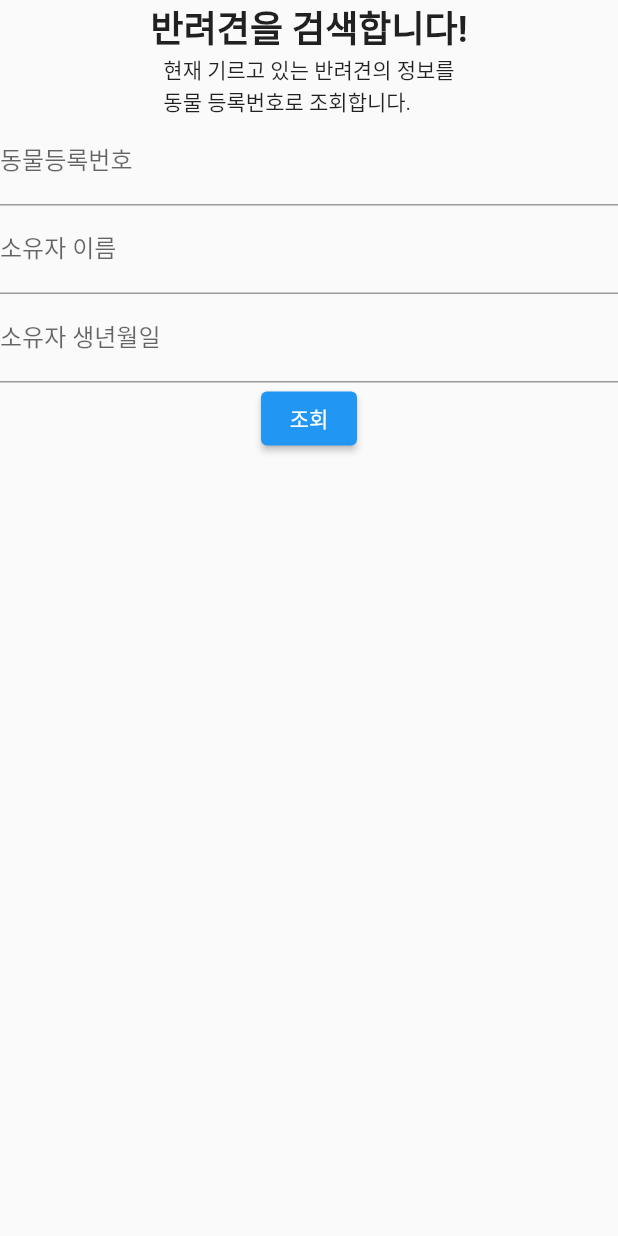
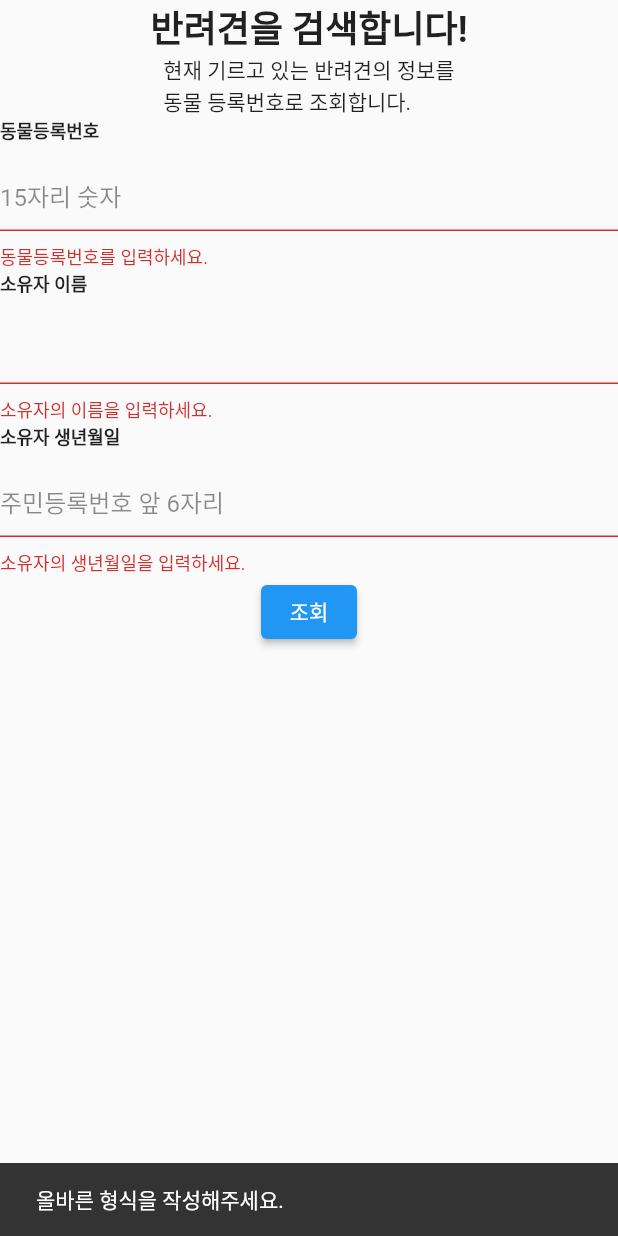
Before and after one commit to Junyoung-WON/To-Gather-Together, a Flutter app: the GetDogInfoPage screen opened directly, after a tap on "조회", on a phone screen of 412 x 824 dp. Run offline on Flutter 3.47's test engine with Material 2 defaults, Android fonts, the phone set to English and light mode, and no system bars; our stand-ins replace flutter_secure_storage; missing offline and left inert: flutter_naver_login, kakao_flutter_sdk; accounts and stored records are empty.

Commit message:
[RENAME] add folders and move files for their features

```diff
--- a/lib/dog_info.dart
+++ /dev/null
@@ -1,60 +0,0 @@
-import 'package:flutter/material.dart';
-import 'package:to_gather_together/http/http.dart';
-
-class GetDogInfoPage extends StatelessWidget {
-  const GetDogInfoPage({super.key});
-
-  @override
-  Widget build(BuildContext context) {
-    return SingleChildScrollView(
-      child: Column(children: [
-        // 상단 제목 및 설명
-        SizedBox(
-          child: Column(
-            children: const [
-              Text(
-                '반려견을 검색합니다!',
-                style: TextStyle(fontWeight: FontWeight.bold, fontSize: 24),
-              ),
-              Text('현재 기르고 있는 반려견의 정보를\n동물 등록번호로 조회합니다.')
-            ],
-          ),
-        ),
-
-        // 입력 필드
-        Form(
-          child: Column(
-            children: [
-              TextFormField(
-                decoration: InputDecoration(
-                  label: Text('동물등록번호'),
-                ),
-              ),
-              TextFormField(
-                decoration: InputDecoration(
-                  label: Text('소유자 이름'),
-                ),
-              ),
-              TextFormField(
-                decoration: InputDecoration(
-                  label: Text('소유자 생년월일'),
-                ),
-              ),
-            ],
-          ),
-        ),
-
-        // 버튼?
-        ElevatedButton(
-          onPressed: () {
-            // 제출 및 동물 등록 조회
-            getAnimalInfoReq('동물 등록 번호','소유자 이름');
-          },
-          child: Text('조회'),
-        ),
-
-        // 하단 추가 설명 : 조회하는 이유 등
-      ]),
-    );
-  }
-}
--- a/lib/http/http.dart
+++ b/lib/http/http.dart
@@ -36,7 +36,7 @@ Future<dynamic> getWeatherReq() async {
   return null;
 }
 
-Future<dynamic> getAnimalInfoReq(String regNo, String ownerName) async {
+Future<dynamic> getAnimalInfoReq(String regNo, String ownerName, String ownerBirth) async {
   String serviceKey =
       'YA+ukx3XZMaIWy4wjnEJIdCj94eQtJdQIjz4SO95oT1ScO8eyBJVQIxvZZvBf07rQPMIsVeT1knarShG9t0pTA==';
   var uri = Uri.http('apis.data.go.kr', '1543061/animalInfoSrvc/animalInfo', {
@@ -49,7 +49,7 @@ Future<dynamic> getAnimalInfoReq(String regNo, String ownerName) async {
     // 소유자 이름
     'owner_nm': ownerName,
     // 또는 소유자 생년월일
-    // 'owner_birth': '',
+    'owner_birth': ownerBirth,
     // 응답형태 (XML / JSON)
     '_type': 'json'
   });
--- a/lib/main.dart
+++ b/lib/main.dart
@@ -1,6 +1,7 @@
 import 'package:flutter/material.dart';
 import 'package:kakao_flutter_sdk/kakao_flutter_sdk.dart';
-import 'package:to_gather_together/splsh_screen.dart';
+import 'package:to_gather_together/pages/dog_info_page.dart';
+import 'package:to_gather_together/pages/splsh_screen.dart';
 
 void main() {
   KakaoSdk.init(
@@ -16,7 +17,8 @@ class MyApp extends StatelessWidget {
   Widget build(BuildContext context) {
     return MaterialApp(
       title: '투개더',
-      home: const SplashScreen(),
+      home: GetDogInfoPage(),
+      // home: SplashScreen(),
     );
   }
 }
--- /dev/null
+++ b/lib/pages/dog_info_page.dart
@@ -0,0 +1,149 @@
+import 'package:flutter/material.dart';
+import 'package:to_gather_together/http/http.dart';
+import 'package:to_gather_together/widgets/custom_text_form_field.dart';
+
+class GetDogInfoPage extends StatefulWidget {
+  const GetDogInfoPage({super.key});
+
+  @override
+  State<GetDogInfoPage> createState() => _GetDogInfoPageState();
+}
+
+class _GetDogInfoPageState extends State<GetDogInfoPage> {
+  final _formKey = GlobalKey<FormState>();
+  late FocusNode _nameFocusNode;
+  late FocusNode _birthFocusNode;
+  String _regNo = '';
+  String _ownerName = '';
+  String _ownerBirth = '';
+
+  @override
+  void initState() {
+    _nameFocusNode = FocusNode();
+    _birthFocusNode = FocusNode();
+    super.initState();
+  }
+
+  @override
+  void dispose() {
+    _nameFocusNode.dispose();
+    _birthFocusNode.dispose();
+    super.dispose();
+  }
+
+  @override
+  Widget build(BuildContext context) {
+    return Scaffold(
+      body: SingleChildScrollView(
+        child: Column(children: [
+          // 상단 제목 및 설명
+          SizedBox(
+            child: Column(
+              children: const [
+                Text(
+                  '반려견을 검색합니다!',
+                  style: TextStyle(fontWeight: FontWeight.bold, fontSize: 24),
+                ),
+                Text('현재 기르고 있는 반려견의 정보를\n동물 등록번호로 조회합니다.')
+              ],
+            ),
+          ),
+
+          // 입력 필드
+          Form(
+            key: _formKey,
+            child: Column(
+              children: [
+                // 동물등록번호
+                CustomTextFormField(
+                  label: '동물등록번호',
+                  hintText: '15자리 숫자',
+                  onSaved: (newValue) {
+                    setState(() {
+                      _regNo = newValue as String;
+                    });
+                  },
+                  validator: (value) {
+                    if (value == null || value.isEmpty) {
+                      return '동물등록번호를 입력하세요.';
+                    }
+                    if (!RegExp(r'^\d{15}$').hasMatch(value)) {
+                      return '동물등록번호는 15자리의 숫자입니다.';
+                    }
+                    return null;
+                  },
+                  textInputAction: TextInputAction.next,
+                ),
+                // 소유자 이름
+                CustomTextFormField(
+                  label: '소유자 이름',
+                  hintText: '',
+                  // autovalidateMode: AutovalidateMode.always,
+                  onSaved: (newValue) {
+                    setState(() {
+                      _ownerName = newValue as String;
+                    });
+                  },
+                  validator: (value) {
+                    if (value == null || value.isEmpty) {
+                      return '소유자의 이름을 입력하세요.';
+                    }
+                    if (value.length < 2) {
+                      return '이름을 2글자 이상 입력하세요.';
+                    }
+                    return null;
+                  },
+                  textInputAction: TextInputAction.next,
+                  focusNode: _nameFocusNode,
+                  onFieldSubmitted: (_) =>
+                      FocusScope.of(context).requestFocus(_birthFocusNode),
+                ),
+                // 소유자 생년월일
+                CustomTextFormField(
+                  label: '소유자 생년월일',
+                  hintText: '주민등록번호 앞 6자리',
+                  // autovalidateMode: AutovalidateMode.always,
+                  onSaved: (newValue) {
+                    setState(() {
+                      _ownerBirth = newValue as String;
+                    });
+                  },
+                  validator: (value) {
+                    if (value == null || value.isEmpty) {
+                      return '소유자의 생년월일을 입력하세요.';
+                    }
+                    if (!RegExp(r'^\d{6}$').hasMatch(value)) {
+                      return '6자리의 숫자(주민번호 앞 6자리)로 입력해주세요.';
+                    }
+                    return null;
+                  },
+                  textInputAction: TextInputAction.none,
+                  focusNode: _birthFocusNode,
+                ),
+              ],
+            ),
+          ),
+
+          // 버튼?
+          ElevatedButton(
+            onPressed: () {
+              if (_formKey.currentState!.validate()) {
+                // 제출 및 동물 등록 조회
+                getAnimalInfoReq(_regNo, _ownerName, _ownerBirth);
+              } else {
+                ScaffoldMessenger.of(context).showSnackBar(SnackBar(
+                  content: Text('올바른 형식을 작성해주세요.'),
+                  duration: Duration(seconds: 4),
+                ));
+              }
+            },
+            child: Text('조회'),
+          ),
+
+          // 하단 추가 설명 : 조회하는 이유 등
+          //
+        ]),
+      ),
+    );
+  }
+}
--- a/lib/main_page.dart
+++ b/lib/pages/main_page.dart
@@ -1,5 +1,5 @@
 import 'package:flutter/material.dart';
-import 'package:to_gather_together/bottom_nav.dart';
+import 'package:to_gather_together/widgets/bottom_nav.dart';
 
 class MainPage extends StatefulWidget {
   const MainPage({super.key});
--- /dev/null
+++ b/lib/widgets/custom_text_form_field.dart
@@ -0,0 +1,74 @@
+import 'package:flutter/material.dart';
+
+class CustomTextFormField extends StatelessWidget {
+  final String label;
+  final String? hintText;
+  final TextInputAction? textInputAction;
+  final FocusNode? focusNode;
+  final Function(String)? onFieldSubmitted;
+  final FormFieldValidator? validator;
+  final FormFieldSetter? onSaved;
+  const CustomTextFormField({
+    Key? key,
+    required this.label,
+    this.hintText,
+    this.textInputAction,
+    this.focusNode,
+    this.onFieldSubmitted,
+    this.validator,
+    this.onSaved,
+  }) : super(key: key);
+
+  @override
+  Widget build(BuildContext context) {
+    return Material(
+      child: Column(
+        children: [
+          Row(
+            children: [
+              Padding(
+                padding: EdgeInsets.only(bottom: 10),
+                child: Text(
+                  label,
+                  style: TextStyle(
+                    fontSize: 12,
+                    fontWeight: FontWeight.w700
+                  ),
+                ),
+              ),
+            ],
+          ),
+          TextFormField(
+            onSaved: onSaved,
+            validator: validator,
+            decoration: InputDecoration(
+              enabledBorder: OutlineInputBorder(
+                borderRadius: BorderRadius.all(Radius.circular(10)),
+                borderSide: BorderSide(
+                  color: Colors.black45,
+                  width: 1.5,
+                  strokeAlign: BorderSide.strokeAlignCenter
+                ),
+              ),
+              focusedBorder: OutlineInputBorder(
+                borderRadius: BorderRadius.all(Radius.circular(10)),
+                borderSide: BorderSide(
+                  color: Colors.amberAccent,
+                  width: 2,
+                  strokeAlign: BorderSide.strokeAlignCenter
+                ),
+              ),
+              hintText: hintText,
+              hintStyle: TextStyle(
+                color: Colors.black45,
+              ),
+            ),
+            textInputAction: textInputAction,
+            focusNode: focusNode,
+            onFieldSubmitted: onFieldSubmitted,
+          )
+        ],
+      ),
+    );
+  }
+}
--- a/pubspec.yaml
+++ b/pubspec.yaml
@@ -34,6 +34,7 @@ dependencies:
   # The following adds the Cupertino Icons font to your application.
   # Use with the CupertinoIcons class for iOS style icons.
   cupertino_icons: ^1.0.2
+  flutter_naver_login: ^1.6.0
   kakao_flutter_sdk: ^1.4.1
   http: ^0.13.5
   flutter_secure_storage: ^5.0.2
```
Also changed, not shown: lib/http/social_login.dart (+15 -3 lines), lib/pages/login_page.dart (renamed from lib/login_page.dart, +8 -4 lines), lib/pages/splsh_screen.dart (renamed from lib/splsh_screen.dart, +11 -11 lines), lib/widgets/bottom_nav.dart (renamed from lib/bottom_nav.dart), pubspec.lock, 2 other files.
